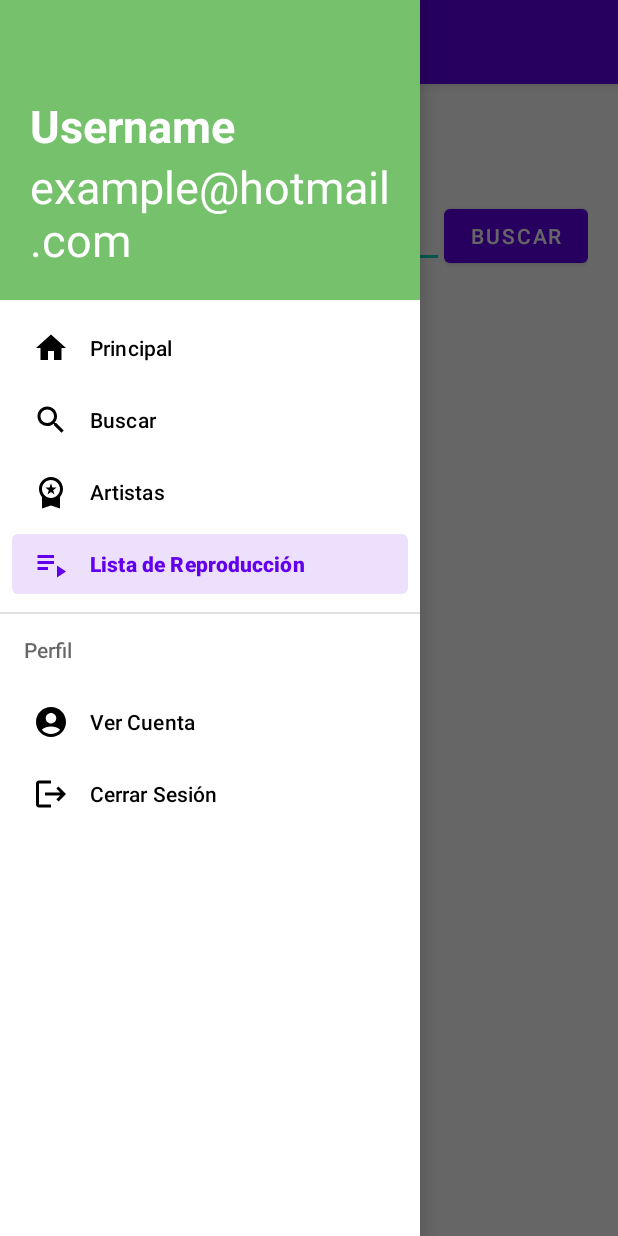
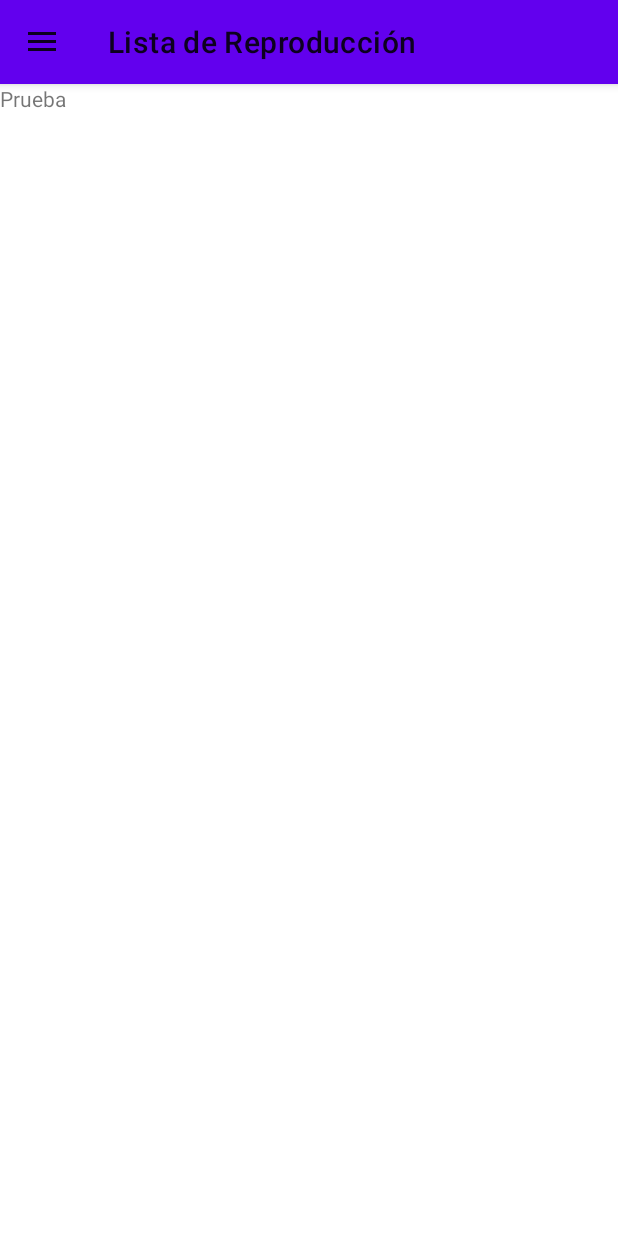
Before and after one commit to Adictos-Al-Codigo/SpotMelody, an Android app: the screen it shows after launch (MainActivity before the commit, listaReproduccion after it), in the side drawer, after a tap on "Lista de Reproducción", on a phone screen of 412 x 824 dp. Run offline under Robolectric (Android 15) with nearby library versions, the phone set to English and light mode, and no system bars; libraries missing offline, so code that uses them is left out: cafsoft.foundation; 6 statements that could not run were skipped.

Commit message:
Añadiendo lista de reproducción

```diff
--- a/app/src/main/AndroidManifest.xml
+++ b/app/src/main/AndroidManifest.xml
@@ -39,6 +39,12 @@
             android:theme="@style/Theme.ITunesAPI">
         </activity>
 
+        <activity
+            android:name=".listaReproduccion"
+            android:exported="true"
+            android:theme="@style/Theme.ITunesAPI">
+        </activity>
+
     </application>
 
 </manifest>
--- a/app/src/main/java/com/jahircelorio/spotmelody/MainActivity.java
+++ b/app/src/main/java/com/jahircelorio/spotmelody/MainActivity.java
@@ -131,7 +131,8 @@ public class MainActivity extends AppCompatActivity {
                         break;
                     }
                     case  "Lista de Reproducción" : {
-                        Toast.makeText(MainActivity.this,"Lista de Reproducción",Toast.LENGTH_SHORT).show();
+                        Intent intent = new Intent(MainActivity.this,listaReproduccion.class);
+                        startActivity(intent);
                         break;
                     }
 
--- a/app/src/main/java/com/jahircelorio/spotmelody/artistasRecomendados.java
+++ b/app/src/main/java/com/jahircelorio/spotmelody/artistasRecomendados.java
@@ -129,7 +129,8 @@ public class artistasRecomendados extends AppCompatActivity {
                         break;
                     }
                     case  "Lista de Reproducción" : {
-                        Toast.makeText(artistasRecomendados.this,"Lista de Reproducción",Toast.LENGTH_SHORT).show();
+                        Intent intent = new Intent(artistasRecomendados.this,listaReproduccion.class);
+                        startActivity(intent);
                         break;
                     }
 
--- /dev/null
+++ b/app/src/main/java/com/jahircelorio/spotmelody/listaReproduccion.java
@@ -0,0 +1,77 @@
+package com.jahircelorio.spotmelody;
+
+import android.content.Intent;
+import android.os.Bundle;
+import android.view.MenuItem;
+import androidx.appcompat.widget.Toolbar;
+
+import androidx.annotation.NonNull;
+import androidx.appcompat.app.ActionBarDrawerToggle;
+import androidx.appcompat.app.AppCompatActivity;
+import androidx.core.view.GravityCompat;
+import androidx.drawerlayout.widget.DrawerLayout;
+
+import com.google.android.material.navigation.NavigationView;
+
+public class listaReproduccion extends AppCompatActivity {
+    DrawerLayout drawerLayout;
+    Toolbar toolbar;
+    NavigationView navigationView;
+    ActionBarDrawerToggle actionBarDrawerToggle;
+
+    @Override
+    public boolean onOptionsItemSelected(@NonNull MenuItem item) {
+        if (actionBarDrawerToggle.onOptionsItemSelected(item)){
+            return true;
+        }else if (item.getItemId() == android.R.id.home){
+            onBackPressed();
+            return true;
+        }
+        return super.onOptionsItemSelected(item);
+    }
+
+    @Override
+    protected void onCreate(Bundle savedInstanceState) {
+        super.onCreate(savedInstanceState);
+        setContentView(R.layout.activity_listareproduccion);
+
+
+
+
+        toolbar = findViewById(R.id.toolbarLR);
+        toolbar.setTitle("Lista de Reproducción");
+        setSupportActionBar(toolbar);
+        getSupportActionBar().setDisplayHomeAsUpEnabled(true);
+        getSupportActionBar().setHomeAsUpIndicator(R.drawable.baseline_home_24);
+
+        drawerLayout = findViewById(R.id.drawer_layoutLR);
+        navigationView = findViewById(R.id.nav_viewLR);
+        actionBarDrawerToggle = new ActionBarDrawerToggle(listaReproduccion.this,drawerLayout,R.string.open,R.string.close);
+        drawerLayout.addDrawerListener(actionBarDrawerToggle);
+        actionBarDrawerToggle.syncState();
+
+
+        navigationView.setNavigationItemSelectedListener(new NavigationView.OnNavigationItemSelectedListener() {
+            @Override
+            public boolean onNavigationItemSelected(@NonNull MenuItem item) {
+                switch (item.getTitle().toString()){
+                    case  "Principal" : {
+                        Intent intent = new Intent(listaReproduccion.this,PrincipalActivity.class);
+                        startActivity(intent);
+                        break;
+                    }
+                }
+                return true;
+            }
+        });
+    }
+
+    @Override
+    public void onBackPressed() {
+        if (drawerLayout.isDrawerOpen(GravityCompat.START)){
+            drawerLayout.closeDrawer(GravityCompat.START);
+        }else{
+            super.onBackPressed();
+        }
+    }
+}
--- /dev/null
+++ b/app/src/main/res/layout/activity_listareproduccion.xml
@@ -0,0 +1,55 @@
+<?xml version="1.0" encoding="utf-8"?>
+<androidx.drawerlayout.widget.DrawerLayout xmlns:android="http://schemas.android.com/apk/res/android"
+    xmlns:app="http://schemas.android.com/apk/res-auto"
+    xmlns:tools="http://schemas.android.com/tools"
+    android:id="@+id/drawer_layoutLR"
+    android:layout_width="match_parent"
+    android:layout_height="match_parent"
+    tools:context=".listaReproduccion">
+
+    <LinearLayout
+        android:id="@+id/linearLayout4"
+        android:layout_width="match_parent"
+        android:layout_height="match_parent"
+        android:orientation="vertical">
+
+        <androidx.appcompat.widget.Toolbar
+            android:id="@+id/toolbarLR"
+            android:layout_width="match_parent"
+            android:layout_height="?attr/actionBarSize"
+            android:background="?attr/colorPrimary"
+            android:elevation="4dp"
+            android:theme="@style/ThemeOverlay.AppCompat.ActionBar"
+            app:popupTheme="@style/ThemeOverlay.AppCompat.Light" />
+
+        <ScrollView
+            android:layout_width="match_parent"
+            android:layout_height="match_parent">
+
+
+            <LinearLayout
+                android:layout_width="match_parent"
+                android:layout_height="match_parent">
+
+                <TextView
+                    android:layout_width="wrap_content"
+                    android:layout_height="wrap_content"
+                    android:text="Prueba"/>
+            </LinearLayout>
+
+        </ScrollView>
+
+
+    </LinearLayout>
+
+    <com.google.android.material.navigation.NavigationView
+        android:id="@+id/nav_viewLR"
+        android:layout_width="wrap_content"
+        android:layout_height="match_parent"
+        android:layout_gravity="start"
+        app:headerLayout="@layout/header"
+        app:menu="@menu/main_menu" >
+
+    </com.google.android.material.navigation.NavigationView>
+
+</androidx.drawerlayout.widget.DrawerLayout>
```
